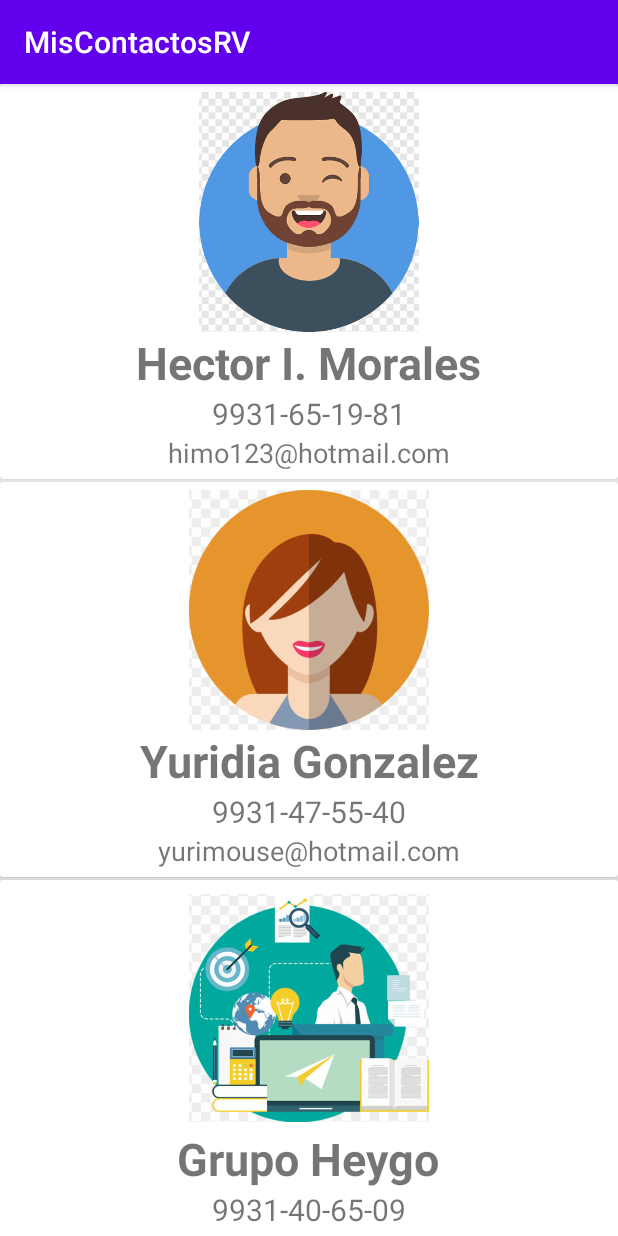
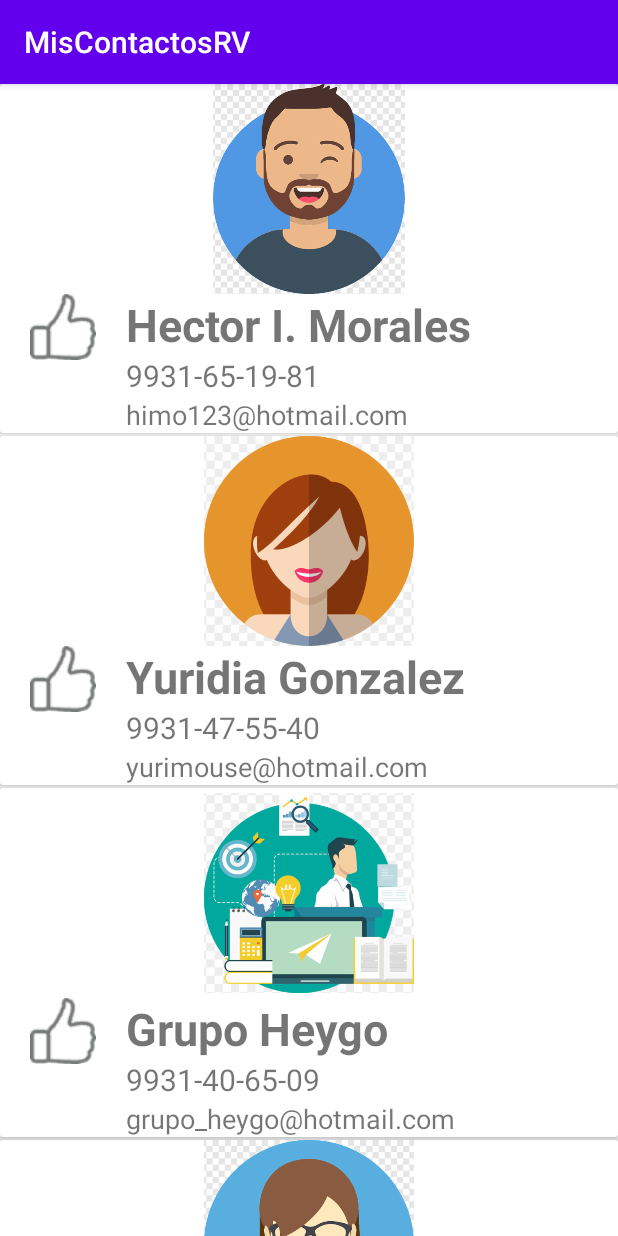
Before and after one commit to himo123/MisContactos, an Android app: the screen it shows after launch (MainActivity), on a phone screen of 412 x 824 dp. Run offline under Robolectric (Android 15) with nearby library versions, the phone set to English and light mode, and no system bars.

Commit message:
Commit despues de borrar todo el codigo del RecyclerView porque no funcionó Commit con el RecyclerView funcionando correctamente (semana 3)

```diff
--- a/app/src/main/java/com/himo/miscontactosrv/ContactoAdaptador.java
+++ b/app/src/main/java/com/himo/miscontactosrv/ContactoAdaptador.java
@@ -6,6 +6,7 @@ import android.content.Intent;
 import android.view.LayoutInflater;
 import android.view.View;
 import android.view.ViewGroup;
+import android.widget.ImageButton;
 import android.widget.ImageView;
 import android.widget.TextView;
 import android.widget.Toast;
@@ -27,6 +28,7 @@ Activity activity;
 
     public static class ContactoViewHolder extends RecyclerView.ViewHolder {
         private ImageView imgFoto;
+        private ImageButton btnLike;
         private TextView tvNombreCV;
         private TextView tvTelefonoCV;
         private TextView tvEmailCV;
@@ -34,6 +36,7 @@ Activity activity;
         public ContactoViewHolder(@NonNull View itemView) {
             super(itemView);
             imgFoto       = (ImageView) itemView.findViewById(R.id.imgFoto);
+            btnLike       = (ImageButton) itemView.findViewById(R.id.btnLike);
             tvNombreCV    = (TextView) itemView.findViewById(R.id.tvNombreCV);
             tvTelefonoCV  = (TextView) itemView.findViewById(R.id.tvTelefonoCV);
             tvEmailCV     = (TextView) itemView.findViewById(R.id.tvEmailCV);
@@ -65,6 +68,13 @@ Activity activity;
                 activity.startActivity(intento);
             }
         });
+
+        holder.btnLike.setOnClickListener(new View.OnClickListener() {
+            @Override
+            public void onClick(View v) {
+                Toast.makeText(activity, "Diste like a " + contacto.getNombre(), Toast.LENGTH_SHORT).show();
+            }
+        });
     }
 
     @Override
--- a/app/src/main/res/layout/cardview_contacto.xml
+++ b/app/src/main/res/layout/cardview_contacto.xml
@@ -9,43 +9,60 @@
         android:layout_width="match_parent"
         android:layout_height="match_parent"
         android:orientation="vertical"
-        android:padding="5dp">
+        android:paddingLeft="20dp"
+        android:paddingRight="20dp">
 
         <ImageView
             android:id="@+id/imgFoto"
-            android:layout_width="160dp"
-            android:layout_height="160dp"
+            android:layout_width="140dp"
+            android:layout_height="140dp"
             android:layout_gravity="center"
             android:contentDescription="@string/pnombre"
             android:src="@drawable/contactosinfoto" />
+
+        <LinearLayout
+            android:layout_width="match_parent"
+            android:layout_height="wrap_content"
+            android:orientation="horizontal">
+
+            <ImageButton
+                android:layout_width="44dp"
+                android:layout_height="44dp"
+                android:id="@+id/btnLike"
+                android:background="@drawable/ic_like_gris" />
+
+            <LinearLayout
+                android:layout_width="match_parent"
+                android:layout_height="wrap_content"
+                android:orientation="vertical"
+                android:paddingLeft="20dp"
+                android:paddingRight="20dp">
 
                 <TextView
                     android:id="@+id/tvNombreCV"
                     android:layout_width="wrap_content"
                     android:layout_height="wrap_content"
-            android:layout_gravity="center"
                     android:text="@string/pnombre"
                     android:textSize="@dimen/nombre_contacto"
-            android:textStyle="bold"
-            android:textAlignment="center"/>
+                    android:textStyle="bold" />
 
                 <TextView
                     android:id="@+id/tvTelefonoCV"
                     android:layout_width="wrap_content"
                     android:layout_height="wrap_content"
-            android:layout_gravity="center"
                     android:text="@string/ptelefono"
-            android:textSize="@dimen/telefono_contacto"
-            android:textAlignment="center"/>
+                    android:textSize="@dimen/telefono_contacto" />
 
                 <TextView
                     android:id="@+id/tvEmailCV"
                     android:layout_width="wrap_content"
                     android:layout_height="wrap_content"
-            android:layout_gravity="center"
                     android:text="@string/pemail"
-            android:textSize="@dimen/email_contacto"
-            android:textAlignment="center"/>
+                    android:textSize="@dimen/email_contacto" />
+
+            </LinearLayout>
+
+        </LinearLayout>
 
     </LinearLayout>
 
```
Also changed, not shown: app/src/main/res/drawable-hdpi/ic_like_gris.png (added), app/src/main/res/drawable-mdpi/ic_like_gris.png (added), app/src/main/res/drawable-xhdpi/ic_like_gris.png (added), app/src/main/res/drawable-xxhdpi/ic_like_gris.png (added), app/src/main/res/drawable-xxxhdpi/ic_like_gris.png (added). Lines whose indentation alone changed are shown as unchanged.
